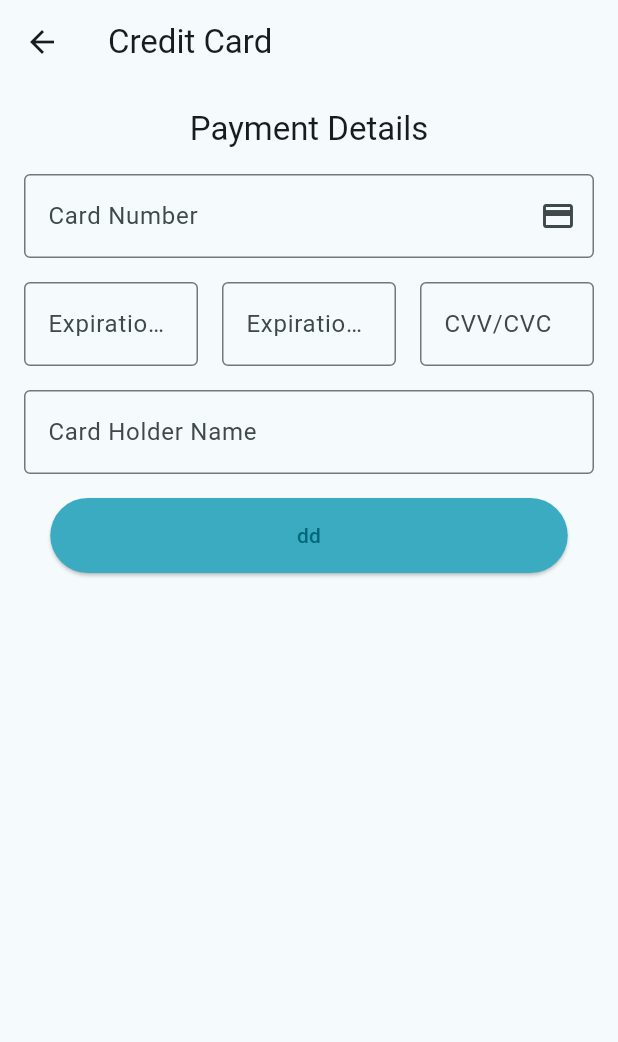
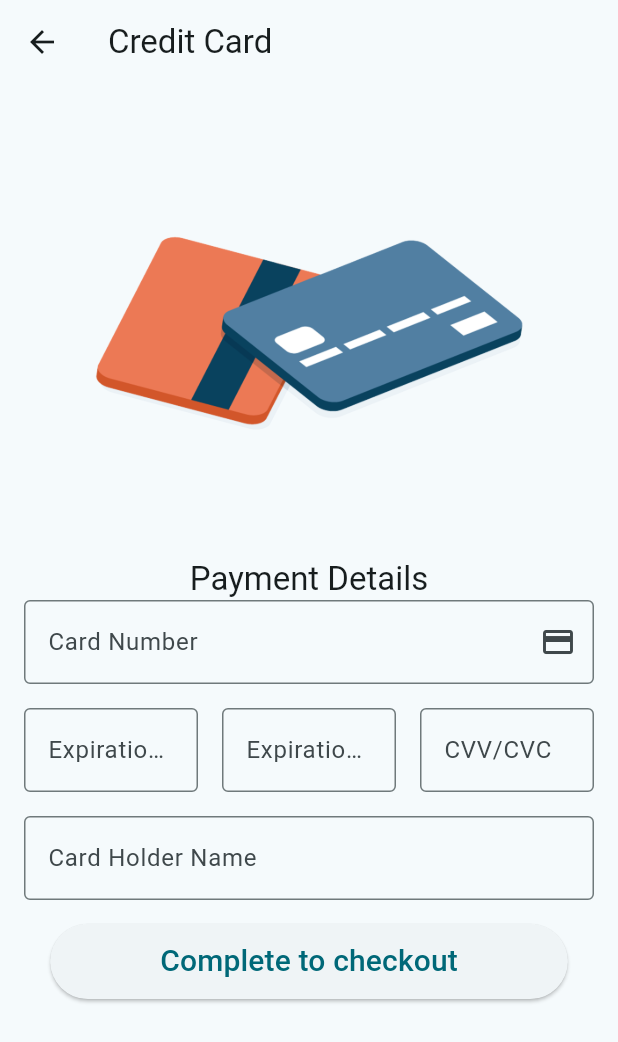
Before and after one commit to khoulyy/Egyplorer, a Flutter app: the PaymentScreen screen opened by its route, on a phone screen of 412 x 824 dp. Shown: the top 1042 px of the screen. Run offline on Flutter 3.47's test engine with Material 2 defaults, Android fonts, the light colour scheme and no system bars; our stand-ins replace cloud_firestore, firebase_auth, firebase_core, font_awesome_flutter, google_nav_bar, google_sign_in and 2 more; accounts and stored records are empty.

Commit message:
Fixed button color & added credit card image to credit card screen

```diff
--- a/lib/screens/credit_card_input_screen.dart
+++ b/lib/screens/credit_card_input_screen.dart
@@ -1,5 +1,4 @@
 import 'package:flutter/material.dart';
-import 'package:project/constants/keys.dart';
 import 'package:project/screens/payment_page.dart';
 
 import '../components/button_widget.dart';
@@ -47,12 +46,16 @@ class _PaymentScreenState extends State<PaymentScreen> {
           key: formKey,
           child: SingleChildScrollView(
             child: Column(
+              mainAxisAlignment: MainAxisAlignment.spaceEvenly,
               children: [
+                Image.asset(
+                  'assets/images/credit_card.png',
+                  width: 300,
+                ),
                 Text(
                   'Payment Details',
                   style: Theme.of(context).textTheme.titleLarge,
                 ),
-                const SizedBox(height: 16.0),
                 TextFormField(
                   obscureText: true,
                   obscuringCharacter: 'x',
@@ -151,8 +154,8 @@ class _PaymentScreenState extends State<PaymentScreen> {
                   onPressed: () {
                     Navigator.pushNamed(context, PaymentPage.id);
                   },
-                  text: 'dd',
-                  backgroundColor: kMainColor,
+                  text: 'Complete to checkout',
+                  fontSize: 20,
                   height: 50,
                   width: 345,
                 ),
```
